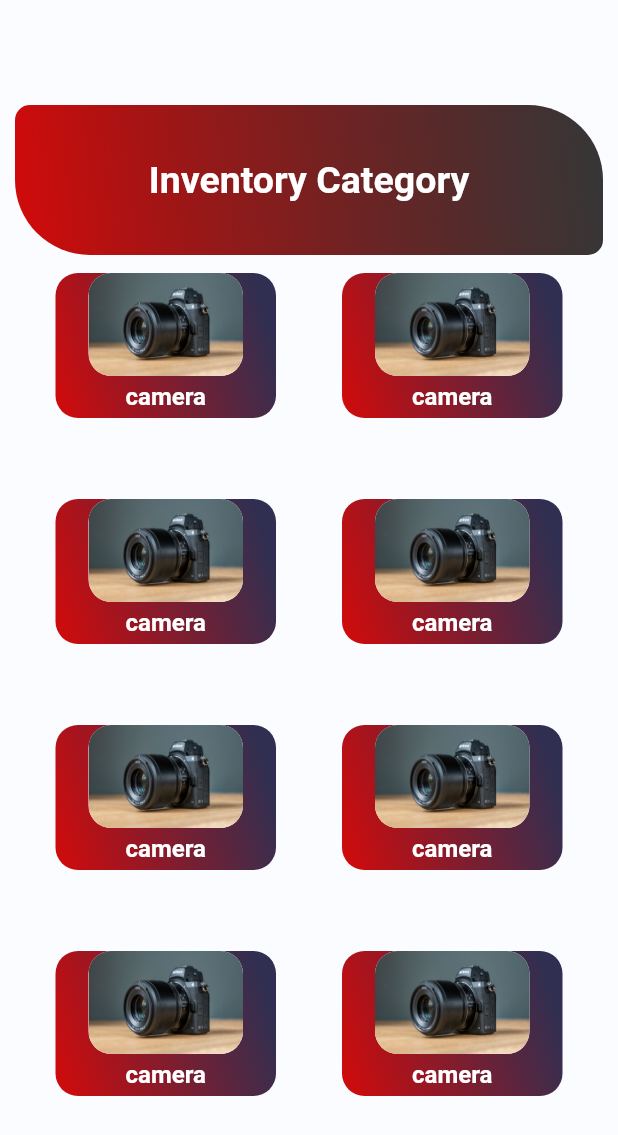
After one commit to viicsoft/Inventory_App, a Flutter app: the StorePage screen opened directly, on a phone screen of 412 x 824 dp. The commit adds this screen. Shown: the top 1135 px of the screen. Run offline on Flutter 3.47's test engine with Material 2 defaults, Android fonts, the phone set to English and light mode, and no system bars; our stand-ins replace date_format, image_picker, shared_preferences; missing offline and left inert: flutter_barcode_scanner; accounts and stored records are empty; network calls fail.

```diff
--- a/lib/main.dart
+++ b/lib/main.dart
@@ -11,6 +11,9 @@ import 'package:viicsoft_inventory_app/ui/authentication/loginsignupScreen.dart'
 import 'package:viicsoft_inventory_app/ui/authentication/signupScreen.dart';
 import 'package:viicsoft_inventory_app/ui/event/events_page.dart';
 import 'package:viicsoft_inventory_app/ui/homePage.dart';
+import 'package:viicsoft_inventory_app/ui/store/store_page.dart';
+
+
 void main() async {
   runApp( const MyApp());
 }
--- a/lib/services/api.dart
+++ b/lib/services/api.dart
@@ -22,4 +22,5 @@ class BaseAPI {
   var allUsersPath = api + "/user/all";
   var allEventsPath = api + "/events/all";
   var allEquipmentsPath = api + "/equipments/all";
+  var addEquipmentsPath = api +  "/equipment_category/add";
 }
--- a/lib/services/apis/equipment_api.dart
+++ b/lib/services/apis/equipment_api.dart
@@ -18,7 +18,7 @@ class EquipmentAPI extends BaseAPI {
           "X-Api-Key": "632F2EC9771B6C4C0BDF30BE21D9009B",
           "Content-Type": "application/json",
           'Accept': 'application/json',
-          'x-token': '$token',
+          'x-token': token,
         });
 
     if (response.statusCode == 200) {
--- a/lib/services/apis/user_api.dart
+++ b/lib/services/apis/user_api.dart
@@ -16,7 +16,7 @@ class UserAPI extends BaseAPI {
         "X-Api-Key": "632F2EC9771B6C4C0BDF30BE21D9009B",
         "Content-Type": "application/json",
         'Accept': 'application/json',
-        'x-token': '$token',
+        'x-token': token,
         });
 
     if (response.statusCode == 200) {
--- a/lib/ui/authentication/loginScreen.dart
+++ b/lib/ui/authentication/loginScreen.dart
@@ -15,7 +15,7 @@ TextEditingController _passwordField = TextEditingController();
 
 class _LoginState extends State<Login> {
 
-  Data requestModel = Data(email: 'input', pass: 'input');
+  //Data requestModel = Data(email: 'input', pass: 'input');
   GlobalKey<FormState> globalFormKey = GlobalKey<FormState>();
   bool isLoading = false;
   final AuthAPI _authAPI = AuthAPI();
@@ -65,7 +65,7 @@ class _LoginState extends State<Login> {
                         TextFormField(
                           keyboardType: TextInputType.emailAddress,
                           controller: _emailField,
-                          onSaved: (input) => requestModel.email = input!,
+                          //onSaved: (input) => requestModel.email = input!,
                           validator: (input) => !(input?.contains('@') ?? false)
                           ? "Email id should be valid"
                           : null,
@@ -88,7 +88,7 @@ class _LoginState extends State<Login> {
                           obscureText: _isObscure,
                           keyboardType: TextInputType.text,
                           controller: _passwordField,
-                          onSaved: (input) => requestModel.pass = input!,
+                          //onSaved: (input) => requestModel.pass = input!,
                           validator: (input) => (input != null && input.length < 6)
                           ? "Password should be more than 5 characters"
                           : null,
--- a/lib/ui/bottom_navigationbar.dart
+++ b/lib/ui/bottom_navigationbar.dart
@@ -2,6 +2,7 @@ import 'package:flutter/material.dart';
 import 'package:viicsoft_inventory_app/component/colors.dart';
 import 'package:viicsoft_inventory_app/ui/event/events_page.dart';
 import 'package:viicsoft_inventory_app/ui/homePage.dart';
+import 'package:viicsoft_inventory_app/ui/store/store_page.dart';
 
 class BottomNavigationBarPage extends StatefulWidget {
   const BottomNavigationBarPage({Key? key}) : super(key: key);
@@ -16,7 +17,7 @@ class _BottomNavigationBarPageState extends State<BottomNavigationBarPage> {
   static const List<Widget> _widgetOptions = <Widget>[
     HomePage(),
     EventsPage(),
-    EventsPage(),
+    StorePage(),
   ];
 
   void _onItemTapped(int index) {
--- a/lib/ui/event/events_detail_page.dart
+++ b/lib/ui/event/events_detail_page.dart
@@ -259,7 +259,9 @@ class _EventsDetailPageState extends State<EventsDetailPage> {
                             ),
                             Expanded(child: Container()),
                             InkWell(
-                              onTap: () {},
+                              onTap: () {
+
+                              },
                               child: Container(
                                 decoration: BoxDecoration(
                                     borderRadius: BorderRadius.circular(5),
--- /dev/null
+++ b/lib/ui/store/store_page.dart
@@ -0,0 +1,156 @@
+import 'package:flutter/material.dart';
+import 'package:viicsoft_inventory_app/component/colors.dart';
+import 'package:provider/provider.dart';
+import 'package:viicsoft_inventory_app/ui/store/equipment_page.dart';
+
+class StorePage extends StatefulWidget {
+  const StorePage({
+    Key? key,
+  }) : super(key: key);
+
+  @override
+  State<StorePage> createState() => _StorePageState();
+}
+
+class _StorePageState extends State<StorePage> {
+  @override
+  Widget build(BuildContext context) {
+    //var provider = Provider.of<InventoryData>(context);
+    return Scaffold(
+      backgroundColor: AppColor.homePageBackground,
+      body: Container(
+        padding: const EdgeInsets.only(top: 70, left: 10, right: 10),
+        child: Column(
+          children: [
+            Container(
+              alignment: Alignment.center,
+              decoration: BoxDecoration(
+                gradient: LinearGradient(
+                  colors: [
+                    AppColor.gradientFirst,
+                    AppColor.gradientSecond.withOpacity(0.8)
+                  ],
+                  begin: Alignment.bottomLeft,
+                  end: Alignment.centerRight,
+                ),
+                borderRadius: const BorderRadius.only(
+                  topRight: Radius.circular(50),
+                  bottomLeft: Radius.circular(50),
+                  bottomRight: Radius.circular(10),
+                  topLeft: Radius.circular(10),
+                ),
+              ),
+              height: 100,
+              width: MediaQuery.of(context).size.width,
+              child: Text(
+                'Inventory Category',
+                style: TextStyle(
+                  fontSize: 25,
+                  color: AppColor.homePageContainerTextBig,
+                  fontWeight: FontWeight.w700,
+                ),
+              ),
+            ),
+            const SizedBox(height: 10),
+            Expanded(
+              child: Padding(
+                padding: const EdgeInsets.only(left: 25, right: 25),
+                child: GridView.builder(
+                  itemCount:
+                      8, //Provider.of<InventoryData>(context).menu.length,
+                  gridDelegate: SliverGridDelegateWithFixedCrossAxisCount(
+                    crossAxisCount: MediaQuery.of(context).orientation ==
+                            Orientation.landscape
+                        ? 3
+                        : 2,
+                    crossAxisSpacing: 40,
+                    mainAxisSpacing: 50,
+                    childAspectRatio: (1.5 / 1.0),
+                  ),
+                  itemBuilder: (
+                    context,
+                    index,
+                  ) {
+                    return InkWell(
+                      hoverColor: Colors.black,
+                      onTap: () {
+                        Navigator.push(
+                        context,
+                        MaterialPageRoute(
+                          builder: (context) => const EquipmentPage(),
+                        ),
+                      );
+                      },
+
+                      child: Padding(
+                        padding: const EdgeInsets.all(2.0),
+                        child: Container(
+                          decoration: BoxDecoration(
+                            gradient: LinearGradient(
+                              colors: [
+                                AppColor.gradientFirst,
+                                AppColor.homePageTitle,
+                              ],
+                              begin: Alignment.bottomLeft,
+                              end: Alignment.centerRight,
+                            ),
+                            borderRadius: BorderRadius.circular(15),
+                          ),
+                          width: MediaQuery.of(context).size.width,
+                          child: Column(
+                            children: [
+                              Container(
+                                width: MediaQuery.of(context).size.width / 4,
+                                height: MediaQuery.of(context).size.width / 6,
+                                padding: const EdgeInsets.only(bottom: 5),
+                                decoration: BoxDecoration(
+                                  color: Colors.white,
+                                  borderRadius: BorderRadius.circular(15),
+                                  image: const DecorationImage(
+                                      image: AssetImage('assets/camera.jpg'),
+                                      //provider.menu[index].image, ,
+                                      fit: BoxFit.fill),
+                                ),
+                              ),
+                              Expanded(child: Container()),
+                              SizedBox(
+                                child: Center(
+                                  child: Align(
+                                    alignment: Alignment.center,
+                                    child: Container(
+                                      decoration: BoxDecoration(
+                                        borderRadius: BorderRadius.circular(10),
+                                      ),
+                                      width: MediaQuery.of(context).size.width,
+                                      child: Center(
+                                        child: Text(
+                                          'camera',
+                                          //provider.menu[index].labelname,
+                                          style: TextStyle(
+                                            fontWeight: FontWeight.bold,
+                                            fontSize: 16,
+                                            color: AppColor
+                                                .homePageContainerTextBig,
+                                          ),
+                                        ),
+                                      ),
+                                    ),
+                                  ),
+                                ),
+                              ),
+                              Expanded(child: Container()),
+                            ],
+                          ),
+                        ),
+                      ),
+                    );
+                  },
+                ),
+              ),
+            )
+          ],
+        ),
+      ),
+    );
+  }
+}
```
Also changed, not shown: lib/ui/Menu/add_item_page.dart (+18 -0 lines), lib/ui/Menu/users/okwuytesting/userslist.dart (+3 -5 lines), lib/ui/store/equipment_detail_page.dart (added, +247 -0 lines), lib/ui/store/equipment_page.dart (added, +247 -0 lines), assets/No_image.png (added).
